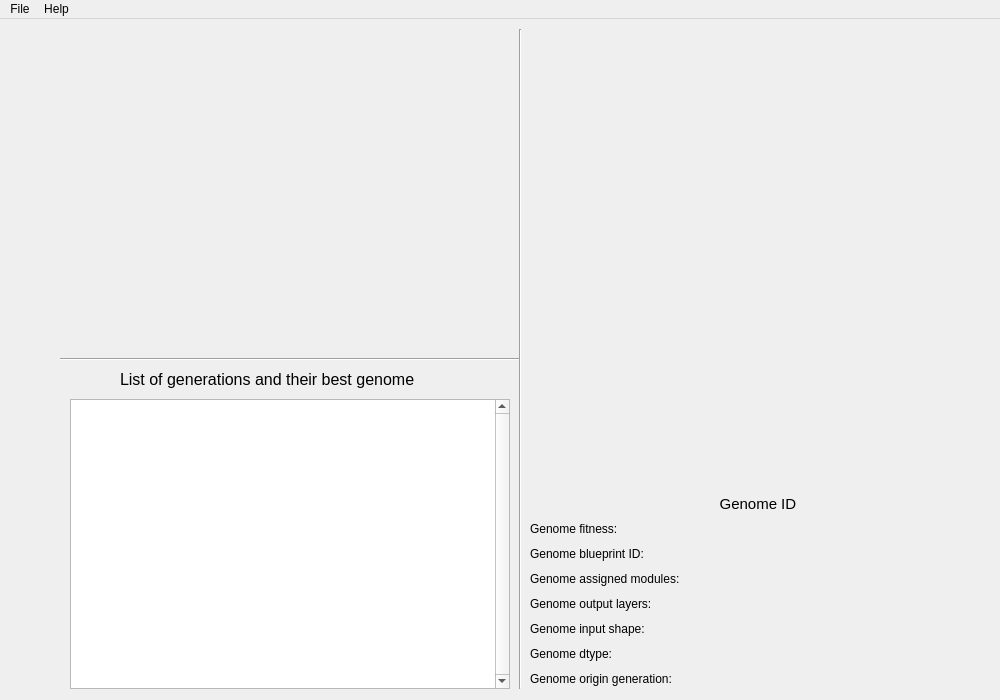
Qt form tfne/visualizer/codeepneat/tfnev_codeepneat_mainwindow_ui.ui (YangZhafou/Tensorflow-Neuroevolution) before a commit.
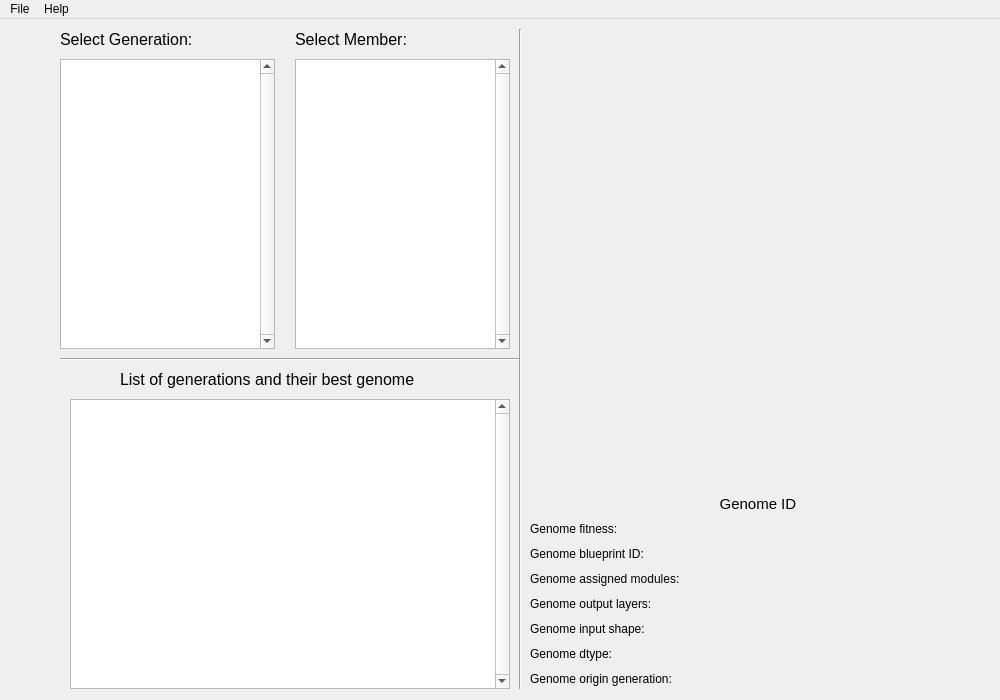
The same form after that commit.

Commit message: Create Module/Blueprint analysis tab

What changed in the file:
```diff
--- a/tfne/visualizer/codeepneat/tfnev_codeepneat_mainwindow_ui.ui
+++ b/tfne/visualizer/codeepneat/tfnev_codeepneat_mainwindow_ui.ui
@@ -425,6 +425,134 @@
      </property>
     </widget>
    </widget>
+   <widget class="QWidget" name="widget_mod_bp_analysis" native="true">
+    <property name="geometry">
+     <rect>
+      <x>60</x>
+      <y>10</y>
+      <width>930</width>
+      <height>660</height>
+     </rect>
+    </property>
+    <widget class="Line" name="mba_hline_1">
+     <property name="geometry">
+      <rect>
+       <x>0</x>
+       <y>320</y>
+       <width>460</width>
+       <height>20</height>
+      </rect>
+     </property>
+     <property name="orientation">
+      <enum>Qt::Horizontal</enum>
+     </property>
+    </widget>
+    <widget class="Line" name="mba_vline_1">
+     <property name="geometry">
+      <rect>
+       <x>450</x>
+       <y>0</y>
+       <width>20</width>
+       <height>660</height>
+      </rect>
+     </property>
+     <property name="orientation">
+      <enum>Qt::Vertical</enum>
+     </property>
+    </widget>
+    <widget class="QListWidget" name="mba_list_generations">
+     <property name="geometry">
+      <rect>
+       <x>0</x>
+       <y>30</y>
+       <width>215</width>
+       <height>290</height>
+      </rect>
+     </property>
+     <property name="verticalScrollBarPolicy">
+      <enum>Qt::ScrollBarAlwaysOn</enum>
+     </property>
+    </widget>
+    <widget class="QListWidget" name="mba_list_members">
+     <property name="geometry">
+      <rect>
+       <x>235</x>
+       <y>30</y>
+       <width>215</width>
+       <height>290</height>
+      </rect>
+     </property>
+     <property name="verticalScrollBarPolicy">
+      <enum>Qt::ScrollBarAlwaysOn</enum>
+     </property>
+    </widget>
+    <widget class="QLabel" name="mba_lbl_heading_generations">
+     <property name="geometry">
+      <rect>
+       <x>0</x>
+       <y>0</y>
+       <width>215</width>
+       <height>20</height>
+      </rect>
+     </property>
+     <property name="font">
+      <font>
+       <pointsize>12</pointsize>
+      </font>
+     </property>
+     <property name="text">
+      <string>Select Generation:</string>
+     </property>
+    </widget>
+    <widget class="QLabel" name="mba_lbl_heading_members">
+     <property name="geometry">
+      <rect>
+       <x>235</x>
+       <y>0</y>
+       <width>215</width>
+       <height>20</height>
+      </rect>
+     </property>
+     <property name="font">
+      <font>
+       <pointsize>12</pointsize>
+      </font>
+     </property>
+     <property name="text">
+      <string>Select Member:</string>
+     </property>
+    </widget>
+    <widget class="QWidget" name="mba_widget_module" native="true">
+     <property name="geometry">
+      <rect>
+       <x>470</x>
+       <y>0</y>
+       <width>460</width>
+       <height>660</height>
+      </rect>
+     </property>
+    </widget>
+    <widget class="QWidget" name="mba_widget_blueprint" native="true">
+     <property name="geometry">
+      <rect>
+       <x>10</x>
+       <y>10</y>
+       <width>460</width>
+       <height>660</height>
+      </rect>
+     </property>
+     <widget class="QWidget" name="mba_widget_blueprint_visualization" native="true">
+      <property name="geometry">
+       <rect>
+        <x>0</x>
+        <y>0</y>
+        <width>460</width>
+        <height>460</height>
+       </rect>
+      </property>
+     </widget>
+    </widget>
+   </widget>
   </widget>
   <widget class="QMenuBar" name="menubar">
    <property name="geometry">
```
The commit also changes 2 other files.
